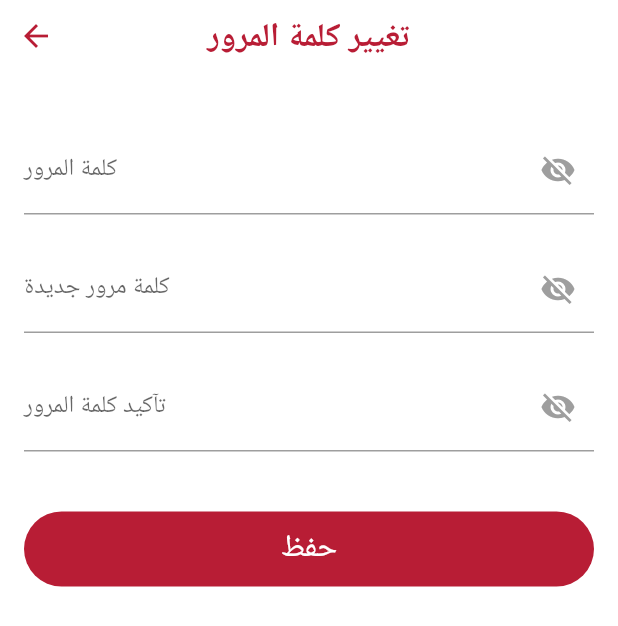
After one commit to GoRent-Flutter/GoRent-V1, a Flutter app: the ChangePasswordScreen screen opened directly, on a phone screen of 412 x 824 dp. The commit adds this screen. Shown: the top 626 px of the screen. Run offline on Flutter 3.47's test engine with Material 2 defaults, Android fonts, the phone set to English and light mode, and no system bars.

Commit message:
password

```diff
--- /dev/null
+++ b/lib/screens/Account/userdetails/change_password_screen.dart
@@ -0,0 +1,155 @@
+import 'package:flutter/material.dart';
+import 'package:gorent_application1/constraints.dart';
+
+import '../user_account_screen.dart';
+
+class ChangePasswordScreen extends StatefulWidget {
+  const ChangePasswordScreen({Key? key}) : super(key: key);
+
+  @override
+  _ChangePasswordScreenState createState() => _ChangePasswordScreenState();
+}
+
+class _ChangePasswordScreenState extends State<ChangePasswordScreen> {
+  final _oldPasswordController = TextEditingController();
+  final _newPasswordController = TextEditingController();
+  final _confirmPasswordController = TextEditingController();
+
+  bool _showPassword = false;
+
+  @override
+  Widget build(BuildContext context) {
+    return Scaffold(
+      backgroundColor: primaryWhite,
+      body: SafeArea(
+        child: Column(
+          crossAxisAlignment: CrossAxisAlignment.stretch,
+          children: [
+            Row(
+              mainAxisAlignment: MainAxisAlignment.spaceBetween,
+              children: [
+                IconButton(
+                  icon: const Icon(
+                    Icons.arrow_back,
+                    color: primaryRed,
+                  ),
+                  onPressed: () {
+                    Navigator.push(
+                      context,
+                      MaterialPageRoute(
+                        builder: (context) => const UserAccountScreen(),
+                      ),
+                    );
+                  },
+                ),
+                const Text(
+                  'تغيير كلمة المرور',
+                  style: TextStyle(
+                    fontSize: 22,
+                    color: primaryRed,
+                    fontWeight: FontWeight.bold,
+                  ),
+                ),
+                SizedBox(width: 48), // add some space for better alignment
+              ],
+            ),
+            Padding(
+              padding: const EdgeInsets.all(16.0),
+              child: SingleChildScrollView(
+                child: Column(
+                  crossAxisAlignment: CrossAxisAlignment.stretch,
+                  children: [
+                    SizedBox(height: 20),
+                    TextField(
+                      controller: _oldPasswordController,
+                      obscureText: !_showPassword,
+                      decoration: InputDecoration(
+                        labelText: 'كلمة المرور',
+                        suffixIcon: IconButton(
+                          icon: Icon(
+                            _showPassword
+                                ? Icons.visibility
+                                : Icons.visibility_off,
+                            color: Colors.grey,
+                          ),
+                          onPressed: () {
+                            setState(() {
+                              _showPassword = !_showPassword;
+                            });
+                          },
+                        ),
+                      ),
+                    ),
+                    SizedBox(height: 20),
+                    TextField(
+                      controller: _newPasswordController,
+                      obscureText: !_showPassword,
+                      decoration: InputDecoration(
+                        labelText: 'كلمة مرور جديدة',
+                        suffixIcon: IconButton(
+                          icon: Icon(
+                            _showPassword
+                                ? Icons.visibility
+                                : Icons.visibility_off,
+                            color: Colors.grey,
+                          ),
+                          onPressed: () {
+                            setState(() {
+                              _showPassword = !_showPassword;
+                            });
+                          },
+                        ),
+                      ),
+                    ),
+                    const SizedBox(height: 20),
+                    TextField(
+                      controller: _confirmPasswordController,
+                      obscureText: !_showPassword,
+                      decoration: InputDecoration(
+                        labelText: 'تآكيد كلمة المرور',
+                        suffixIcon: IconButton(
+                          icon: Icon(
+                            _showPassword
+                                ? Icons.visibility
+                                : Icons.visibility_off,
+                            color: Colors.grey,
+                          ),
+                          onPressed: () {
+                            setState(() {
+                              _showPassword = !_showPassword;
+                            });
+                          },
+                        ),
+                      ),
+                    ),
+                    const SizedBox(height: 40),
+                    SizedBox(
+                      height: 50,
+                      width: double.infinity,
+                      child: TextButton(
+                        onPressed: () {},
+                        style: TextButton.styleFrom(
+                          backgroundColor: primaryRed,
+                          shape: RoundedRectangleBorder(
+                            borderRadius: BorderRadius.circular(37.0),
+                          ),
+                        ),
+                        child: const Text(
+                          'حفظ',
+                          style: TextStyle(
+                            color: primaryWhite,
+                            fontSize: 21.0,
+                          ),
+                        ),
+                      ),
+                    ),
+                  ],
+                ),
+              ),
+            ),
+          ],
+        ),
+      ),
+    );
+  }
+}
```
Also changed, not shown: lib/screens/Account/user_account_screen.dart (+11 -0 lines), lib/screens/Account/userdetails/user_details_screen.dart (added, +164 -0 lines).
